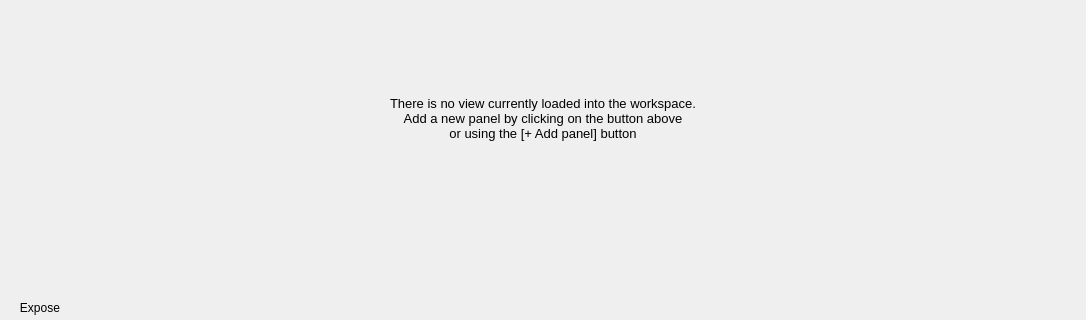
anlambert/tulip, file library/talipot-gui/designer/Workspace.ui: the form before one commit; both pictures show x 0 to 1086 and y 315 to 635 of the 1086 by 635 pixel window.
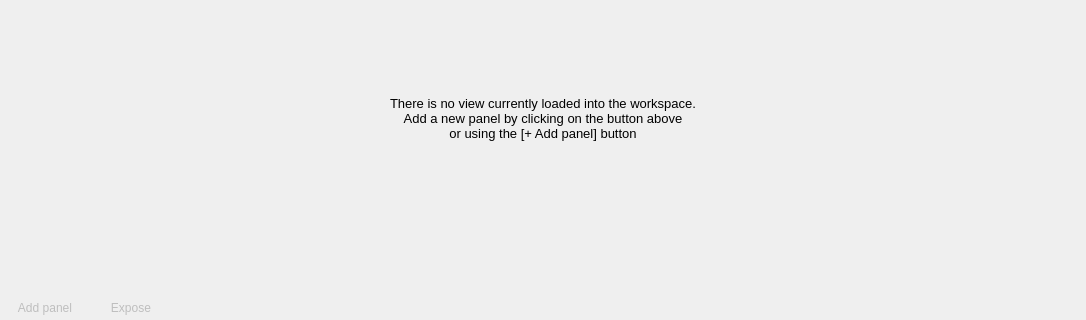
The form after the commit. Icons and pictures are not drawn. Custom widgets are drawn as their Qt base class.

```diff
--- a/library/talipot-gui/designer/Workspace.ui
+++ b/library/talipot-gui/designer/Workspace.ui
@@ -478,6 +478,18 @@
        <verstretch>0</verstretch>
       </sizepolicy>
      </property>
+     <property name="minimumSize">
+      <size>
+       <width>0</width>
+       <height>25</height>
+      </size>
+     </property>
+     <property name="maximumSize">
+      <size>
+       <width>16777215</width>
+       <height>25</height>
+      </size>
+     </property>
      <property name="frameShape">
       <enum>QFrame::NoFrame</enum>
      </property>
@@ -489,10 +501,10 @@
      </property>
      <layout class="QHBoxLayout" name="horizontalLayout">
       <property name="spacing">
-       <number>4</number>
+       <number>6</number>
       </property>
       <property name="leftMargin">
-       <number>0</number>
+       <number>5</number>
       </property>
       <property name="topMargin">
        <number>0</number>
@@ -503,18 +515,49 @@
       <property name="bottomMargin">
        <number>0</number>
       </property>
+      <item>
+       <widget class="QPushButton" name="addPanelButton">
+        <property name="enabled">
+         <bool>false</bool>
+        </property>
+        <property name="minimumSize">
+         <size>
+          <width>0</width>
+          <height>23</height>
+         </size>
+        </property>
+        <property name="maximumSize">
+         <size>
+          <width>16777215</width>
+          <height>23</height>
+         </size>
+        </property>
+        <property name="toolTip">
+         <string>Open a new visualization panel on the current graph</string>
+        </property>
+        <property name="text">
+         <string>Add panel</string>
+        </property>
+        <property name="flat">
+         <bool>true</bool>
+        </property>
+       </widget>
+      </item>
       <item>
        <widget class="QPushButton" name="exposeButton">
+        <property name="enabled">
+         <bool>false</bool>
+        </property>
         <property name="minimumSize">
          <size>
           <width>0</width>
-          <height>24</height>
+          <height>23</height>
          </size>
         </property>
         <property name="maximumSize">
          <size>
           <width>16777215</width>
-          <height>24</height>
+          <height>23</height>
          </size>
         </property>
         <property name="toolTip">
@@ -632,14 +675,14 @@
        <widget class="QPushButton" name="singleModeButton">
         <property name="minimumSize">
          <size>
-          <width>24</width>
-          <height>24</height>
+          <width>23</width>
+          <height>23</height>
          </size>
         </property>
         <property name="maximumSize">
          <size>
-          <width>24</width>
-          <height>24</height>
+          <width>23</width>
+          <height>23</height>
          </size>
         </property>
         <property name="toolTip">
@@ -670,14 +713,14 @@
        <widget class="QPushButton" name="splitModeButton">
         <property name="minimumSize">
          <size>
-          <width>24</width>
-          <height>24</height>
+          <width>23</width>
+          <height>23</height>
          </size>
         </property>
         <property name="maximumSize">
          <size>
-          <width>24</width>
-          <height>24</height>
+          <width>23</width>
+          <height>23</height>
          </size>
         </property>
         <property name="toolTip">
@@ -708,14 +751,14 @@
        <widget class="QPushButton" name="splitHorizontalModeButton">
         <property name="minimumSize">
          <size>
-          <width>24</width>
-          <height>24</height>
+          <width>23</width>
+          <height>23</height>
          </size>
         </property>
         <property name="maximumSize">
          <size>
-          <width>24</width>
-          <height>24</height>
+          <width>23</width>
+          <height>23</height>
          </size>
         </property>
         <property name="toolTip">
@@ -746,14 +789,14 @@
        <widget class="QPushButton" name="split32ModeButton">
         <property name="minimumSize">
          <size>
-          <width>24</width>
-          <height>24</height>
+          <width>23</width>
+          <height>23</height>
          </size>
         </property>
         <property name="maximumSize">
          <size>
-          <width>24</width>
-          <height>24</height>
+          <width>23</width>
+          <height>23</height>
          </size>
         </property>
         <property name="icon">
@@ -775,14 +818,14 @@
        <widget class="QPushButton" name="split33ModeButton">
         <property name="minimumSize">
          <size>
-          <width>24</width>
-          <height>24</height>
+          <width>23</width>
+          <height>23</height>
          </size>
         </property>
         <property name="maximumSize">
          <size>
-          <width>24</width>
-          <height>24</height>
+          <width>23</width>
+          <height>23</height>
          </size>
         </property>
         <property name="icon">
@@ -799,10 +842,16 @@
       </item>
       <item>
        <widget class="QPushButton" name="split3ModeButton">
+        <property name="minimumSize">
+         <size>
+          <width>23</width>
+          <height>23</height>
+         </size>
+        </property>
         <property name="maximumSize">
          <size>
-          <width>24</width>
-          <height>24</height>
+          <width>23</width>
+          <height>23</height>
          </size>
         </property>
         <property name="toolTip">
@@ -824,14 +873,14 @@
        <widget class="QPushButton" name="gridModeButton">
         <property name="minimumSize">
          <size>
-          <width>24</width>
-          <height>24</height>
+          <width>23</width>
+          <height>23</height>
          </size>
         </property>
         <property name="maximumSize">
          <size>
-          <width>24</width>
-          <height>24</height>
+          <width>23</width>
+          <height>23</height>
          </size>
         </property>
         <property name="toolTip">
@@ -862,14 +911,14 @@
        <widget class="QPushButton" name="sixModeButton">
         <property name="minimumSize">
          <size>
-          <width>24</width>
-          <height>24</height>
+          <width>23</width>
+          <height>23</height>
          </size>
         </property>
         <property name="maximumSize">
          <size>
-          <width>24</width>
-          <height>24</height>
+          <width>23</width>
+          <height>23</height>
          </size>
         </property>
         <property name="icon">
```
Left out of the diff: 4 changed lines with no effect on the pictures.
